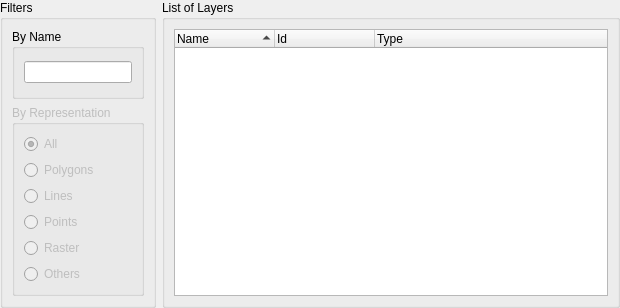
Old version of the form src/terralib/qt/widgets/layer/search/ui/LayerSearchWidgetForm.ui in the repository claudiobogossian/terralib5.
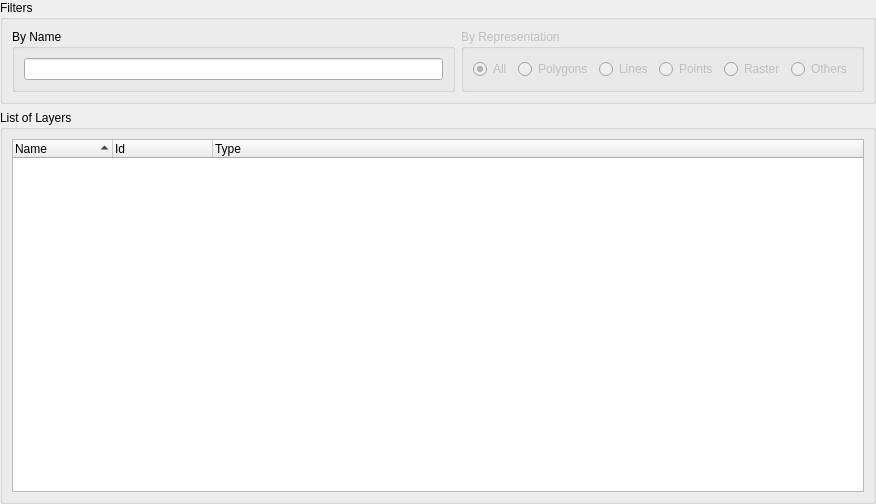
New version of the form.

Commit message: added classifier and segmenter qt components and fix DataSetLayerRenderer for when drawing raster (method setLinearTransfParameters only called when raster has type different from te::dt::UCHAR_TYPE).

```diff
--- a/src/terralib/qt/widgets/layer/search/ui/LayerSearchWidgetForm.ui
+++ b/src/terralib/qt/widgets/layer/search/ui/LayerSearchWidgetForm.ui
@@ -6,23 +6,23 @@
    <rect>
     <x>0</x>
     <y>0</y>
-    <width>620</width>
-    <height>308</height>
+    <width>876</width>
+    <height>504</height>
    </rect>
   </property>
   <property name="windowTitle">
    <string>Layer Search</string>
   </property>
-  <layout class="QGridLayout" name="gridLayout_9">
+  <layout class="QGridLayout" name="gridLayout_7">
    <property name="margin">
     <number>0</number>
    </property>
    <item row="0" column="0">
-    <layout class="QGridLayout" name="gridLayout_8">
+    <layout class="QGridLayout" name="gridLayout_6">
      <item row="0" column="0">
       <widget class="QGroupBox" name="groupBox_2">
        <property name="sizePolicy">
-        <sizepolicy hsizetype="Fixed" vsizetype="Preferred">
+        <sizepolicy hsizetype="MinimumExpanding" vsizetype="Preferred">
          <horstretch>0</horstretch>
          <verstretch>0</verstretch>
         </sizepolicy>
@@ -30,38 +30,44 @@
        <property name="title">
         <string>Filters</string>
        </property>
-       <layout class="QGridLayout" name="gridLayout_7">
+       <layout class="QGridLayout" name="gridLayout_5">
         <item row="0" column="0">
-         <layout class="QGridLayout" name="gridLayout_6">
-          <item row="1" column="0">
-           <widget class="QGroupBox" name="groupBox_4">
-            <property name="enabled">
-             <bool>false</bool>
-            </property>
-            <property name="title">
-             <string>By Representation</string>
-            </property>
+         <widget class="QGroupBox" name="groupBox_3">
+          <property name="title">
+           <string>By Name</string>
+          </property>
+          <layout class="QGridLayout" name="gridLayout_2">
+           <item row="0" column="0">
+            <widget class="QLineEdit" name="m_nameLineEdit">
+             <property name="sizePolicy">
+              <sizepolicy hsizetype="MinimumExpanding" vsizetype="Fixed">
+               <horstretch>0</horstretch>
+               <verstretch>0</verstretch>
+              </sizepolicy>
+             </property>
+            </widget>
+           </item>
+          </layout>
+         </widget>
+        </item>
+        <item row="0" column="1">
+         <widget class="QGroupBox" name="groupBox_4">
+          <property name="enabled">
+           <bool>false</bool>
+          </property>
+          <property name="title">
+           <string>By Representation</string>
+          </property>
+          <layout class="QGridLayout" name="gridLayout_4">
+           <item row="0" column="0">
             <layout class="QGridLayout" name="gridLayout_3">
-             <item row="5" column="0">
-              <widget class="QRadioButton" name="m_repRstRadioButton">
-               <property name="minimumSize">
-                <size>
-                 <width>100</width>
-                 <height>0</height>
-                </size>
-               </property>
-               <property name="text">
-                <string>Raster</string>
-               </property>
-              </widget>
-             </item>
              <item row="0" column="0">
               <widget class="QRadioButton" name="m_repAllRadioButton">
-               <property name="minimumSize">
-                <size>
-                 <width>100</width>
-                 <height>0</height>
-                </size>
+               <property name="sizePolicy">
+                <sizepolicy hsizetype="Minimum" vsizetype="Minimum">
+                 <horstretch>0</horstretch>
+                 <verstretch>0</verstretch>
+                </sizepolicy>
                </property>
                <property name="text">
                 <string>All</string>
@@ -71,52 +77,65 @@
                </property>
               </widget>
              </item>
-             <item row="4" column="0">
-              <widget class="QRadioButton" name="m_repPointRadioButton">
-               <property name="minimumSize">
-                <size>
-                 <width>100</width>
-                 <height>0</height>
-                </size>
-               </property>
-               <property name="text">
-                <string>Points</string>
-               </property>
-              </widget>
-             </item>
-             <item row="3" column="0">
-              <widget class="QRadioButton" name="m_repLineRadioButton">
-               <property name="minimumSize">
-                <size>
-                 <width>100</width>
-                 <height>0</height>
-                </size>
-               </property>
-               <property name="text">
-                <string>Lines</string>
-               </property>
-              </widget>
-             </item>
-             <item row="2" column="0">
+             <item row="0" column="1">
               <widget class="QRadioButton" name="m_repPolyRadioButton">
-               <property name="minimumSize">
-                <size>
-                 <width>100</width>
-                 <height>0</height>
-                </size>
+               <property name="sizePolicy">
+                <sizepolicy hsizetype="Minimum" vsizetype="Minimum">
+                 <horstretch>0</horstretch>
+                 <verstretch>0</verstretch>
+                </sizepolicy>
                </property>
                <property name="text">
                 <string>Polygons</string>
                </property>
               </widget>
              </item>
-             <item row="6" column="0">
+             <item row="0" column="2">
+              <widget class="QRadioButton" name="m_repLineRadioButton">
+               <property name="sizePolicy">
+                <sizepolicy hsizetype="Minimum" vsizetype="Minimum">
+                 <horstretch>0</horstretch>
+                 <verstretch>0</verstretch>
+                </sizepolicy>
+               </property>
+               <property name="text">
+                <string>Lines</string>
+               </property>
+              </widget>
+             </item>
+             <item row="0" column="3">
+              <widget class="QRadioButton" name="m_repPointRadioButton">
+               <property name="sizePolicy">
+                <sizepolicy hsizetype="Minimum" vsizetype="Minimum">
+                 <horstretch>0</horstretch>
+                 <verstretch>0</verstretch>
+                </sizepolicy>
+               </property>
+               <property name="text">
+                <string>Points</string>
+               </property>
+              </widget>
+             </item>
+             <item row="0" column="4">
+              <widget class="QRadioButton" name="m_repRstRadioButton">
+               <property name="sizePolicy">
+                <sizepolicy hsizetype="Minimum" vsizetype="Minimum">
+                 <horstretch>0</horstretch>
+                 <verstretch>0</verstretch>
+                </sizepolicy>
+               </property>
+               <property name="text">
+                <string>Raster</string>
+               </property>
+              </widget>
+             </item>
+             <item row="0" column="5">
               <widget class="QRadioButton" name="m_repOthersRadioButton">
-               <property name="minimumSize">
-                <size>
-                 <width>100</width>
-                 <height>0</height>
-                </size>
+               <property name="sizePolicy">
+                <sizepolicy hsizetype="Minimum" vsizetype="Minimum">
+                 <horstretch>0</horstretch>
+                 <verstretch>0</verstretch>
+                </sizepolicy>
                </property>
                <property name="text">
                 <string>Others</string>
@@ -124,26 +143,14 @@
               </widget>
              </item>
             </layout>
-           </widget>
-          </item>
-          <item row="0" column="0">
-           <widget class="QGroupBox" name="groupBox_3">
-            <property name="title">
-             <string>By Name</string>
-            </property>
-            <layout class="QGridLayout" name="gridLayout_2">
-             <item row="0" column="0">
-              <widget class="QLineEdit" name="m_nameLineEdit"/>
-             </item>
-            </layout>
-           </widget>
-          </item>
-         </layout>
+           </item>
+          </layout>
+         </widget>
         </item>
        </layout>
       </widget>
      </item>
-     <item row="0" column="1">
+     <item row="1" column="0">
       <widget class="QGroupBox" name="groupBox">
        <property name="sizePolicy">
         <sizepolicy hsizetype="MinimumExpanding" vsizetype="Preferred">
```
Left out of the diff: 3 changed lines with no effect on the pictures. The commit also changes 23 other files.
